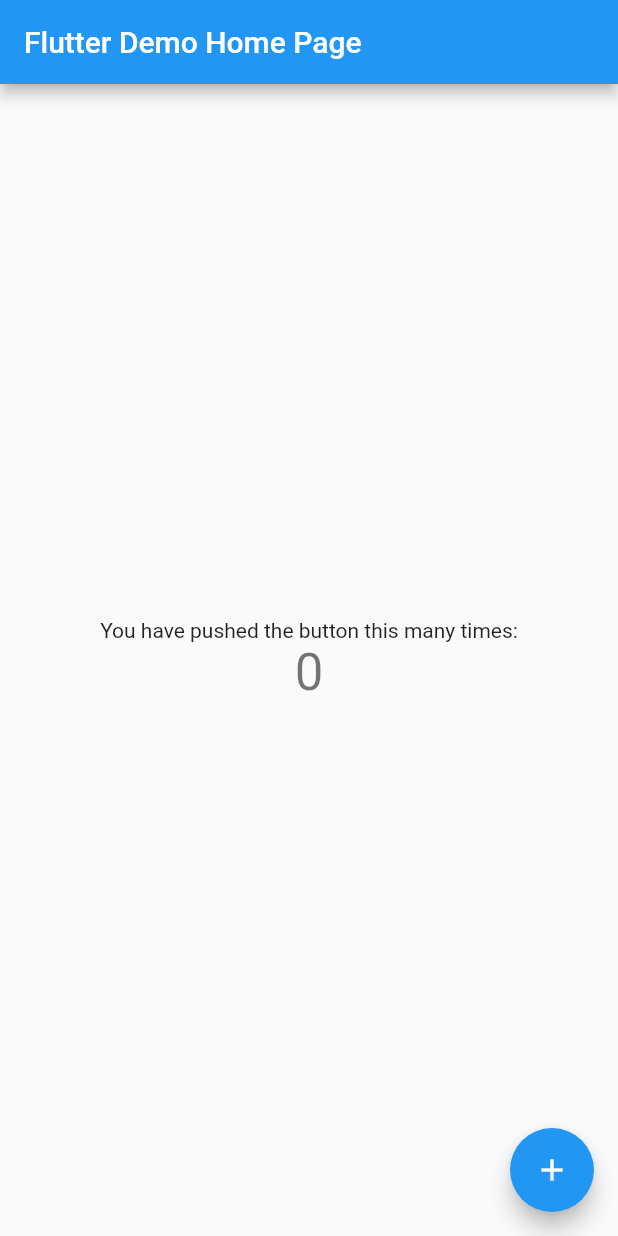
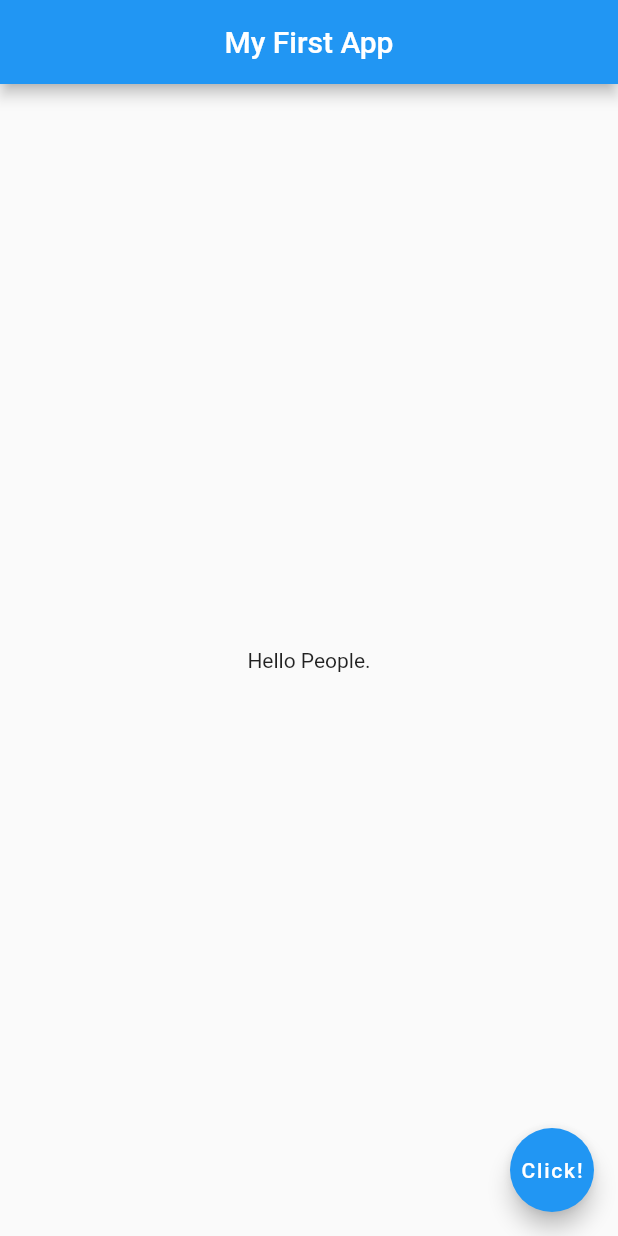
Before and after one commit to mishkatmustafid/flutter-project, a Flutter app: the screen it shows after launch, on a phone screen of 412 x 824 dp. Run offline on Flutter 3.47's test engine with Material 2 defaults, Android fonts, the phone set to English and light mode, and no system bars.

Commit message:
Added a centralized title text and a floating button with text in it.

```diff
--- a/flutter_app/lib/main.dart
+++ b/flutter_app/lib/main.dart
@@ -1,111 +1,16 @@
 import 'package:flutter/material.dart';
 
-void main() => runApp(MyApp());
-
-class MyApp extends StatelessWidget {
-
-  @override
-  Widget build(BuildContext context) {
-    return MaterialApp(
-      title: 'Flutter Demo',
-      theme: ThemeData(
-        // This is the theme of your application.
-        //
-        // Try running your application with "flutter run". You'll see the
-        // application has a blue toolbar. Then, without quitting the app, try
-        // changing the primarySwatch below to Colors.green and then invoke
-        // "hot reload" (press "r" in the console where you ran "flutter run",
-        // or simply save your changes to "hot reload" in a Flutter IDE).
-        // Notice that the counter didn't reset back to zero; the application
-        // is not restarted.
-          primarySwatch: Colors.blue,
-      ),
-      home: MyHomePage(title: 'Flutter Demo Home Page'),
-    );
-  }
-}
-
-class MyHomePage extends StatefulWidget {
-  MyHomePage({Key key, this.title}) : super(key: key);
-
-  // This widget is the home page of your application. It is stateful, meaning
-  // that it has a State object (defined below) that contains fields that affect
-  // how it looks.
-
-  // This class is the configuration for the state. It holds the values (in this
-  // case the title) provided by the parent (in this case the App widget) and
-  // used by the build method of the State. Fields in a Widget subclass are
-  // always marked "final".
-
-  final String title;
-
-  @override
-  _MyHomePageState createState() => _MyHomePageState();
-}
-
-class _MyHomePageState extends State<MyHomePage> {
-  int _counter = 0;
-
-  void _incrementCounter() {
-    setState(() {
-      // This call to setState tells the Flutter framework that something has
-      // changed in this State, which causes it to rerun the build method below
-      // so that the display can reflect the updated values. If we changed
-      // _counter without calling setState(), then the build method would not be
-      // called again, and so nothing would appear to happen.
-      _counter++;
-    });
-  }
-
-  @override
-  Widget build(BuildContext context) {
-    // This method is rerun every time setState is called, for instance as done
-    // by the _incrementCounter method above.
-    //
-    // The Flutter framework has been optimized to make rerunning build methods
-    // fast, so that you can just rebuild anything that needs updating rather
-    // than having to individually change instances of widgets.
-    return Scaffold(
-      appBar: AppBar(
-        // Here we take the value from the MyHomePage object that was created by
-        // the App.build method, and use it to set our appbar title.
-        title: Text(widget.title),
-      ),
-      body: Center(
-        // Center is a layout widget. It takes a single child and positions it
-        // in the middle of the parent.
-        child: Column(
-          // Column is also a layout widget. It takes a list of children and
-          // arranges them vertically. By default, it sizes itself to fit its
-          // children horizontally, and tries to be as tall as its parent.
-          //
-          // Invoke "debug painting" (press "p" in the console, choose the
-          // "Toggle Debug Paint" action from the Flutter Inspector in Android
-          // Studio, or the "Toggle Debug Paint" command in Visual Studio Code)
-          // to see the wireframe for each widget.
-          //
-          // Column has various properties to control how it sizes itself and
-          // how it positions its children. Here we use mainAxisAlignment to
-          // center the children vertically; the main axis here is the vertical
-          // axis because Columns are vertical (the cross axis would be
-          // horizontal).
-          mainAxisAlignment: MainAxisAlignment.center,
-          children: <Widget>[
-            Text(
-              'You have pushed the button this many times:',
-            ),
-            Text(
-              '$_counter',
-              style: Theme.of(context).textTheme.display1,
-            ),
-          ],
-        ),
-      ),
-      floatingActionButton: FloatingActionButton(
-        onPressed: _incrementCounter,
-        tooltip: 'Increment',
-        child: Icon(Icons.add),
-      ), // This trailing comma makes auto-formatting nicer for build methods.
-    );
-  }
-}
+void main() => runApp(MaterialApp(
+  home: Scaffold(
+    appBar: AppBar(
+      title: Text('My First App'),
+      centerTitle: true,
+    ),
+    body: Center(
+      child: Text('Hello People.'),
+    ),
+    floatingActionButton:FloatingActionButton(
+      child: Text('Click!'),
+    ) ,
+  ),
+));
```
Also changed, not shown: 1 other file.
